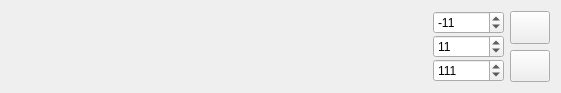
This is src/managers/timeline/timeline.ui in pasbi/ommpfritt as Qt 5 draws it before an edit. The edited form follows.
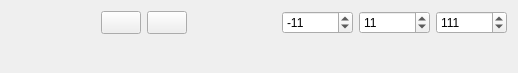
This is the edited form. Custom widgets are drawn as their Qt base class.

Commit message: improve timeline layout; relax timeline constraints

Patch:
```diff
--- a/src/managers/timeline/timeline.ui
+++ b/src/managers/timeline/timeline.ui
@@ -6,29 +6,78 @@
    <rect>
     <x>0</x>
     <y>0</y>
-    <width>561</width>
-    <height>71</height>
+    <width>518</width>
+    <height>73</height>
    </rect>
   </property>
   <property name="windowTitle">
    <string>Form</string>
   </property>
-  <layout class="QHBoxLayout" name="horizontalLayout" stretch="1,0,0">
+  <layout class="QVBoxLayout" name="verticalLayout" stretch="0,1">
    <item>
-    <widget class="omm::Slider" name="slider" native="true"/>
-   </item>
-   <item>
-    <layout class="QVBoxLayout" name="verticalLayout">
-     <property name="spacing">
-      <number>1</number>
-     </property>
+    <layout class="QHBoxLayout" name="horizontalLayout">
+     <item>
+      <spacer name="horizontalSpacer">
+       <property name="orientation">
+        <enum>Qt::Horizontal</enum>
+       </property>
+       <property name="sizeHint" stdset="0">
+        <size>
+         <width>40</width>
+         <height>20</height>
+        </size>
+       </property>
+      </spacer>
+     </item>
+     <item>
+      <widget class="QPushButton" name="pb_play">
+       <property name="sizePolicy">
+        <sizepolicy hsizetype="Preferred" vsizetype="Preferred">
+         <horstretch>0</horstretch>
+         <verstretch>0</verstretch>
+        </sizepolicy>
+       </property>
+       <property name="text">
+        <string/>
+       </property>
+       <property name="checkable">
+        <bool>true</bool>
+       </property>
+      </widget>
+     </item>
+     <item>
+      <widget class="QPushButton" name="pb_reset">
+       <property name="sizePolicy">
+        <sizepolicy hsizetype="Preferred" vsizetype="Preferred">
+         <horstretch>0</horstretch>
+         <verstretch>0</verstretch>
+        </sizepolicy>
+       </property>
+       <property name="text">
+        <string/>
+       </property>
+      </widget>
+     </item>
+     <item>
+      <spacer name="horizontalSpacer_2">
+       <property name="orientation">
+        <enum>Qt::Horizontal</enum>
+       </property>
+       <property name="sizeHint" stdset="0">
+        <size>
+         <width>40</width>
+         <height>20</height>
+        </size>
+       </property>
+      </spacer>
+     </item>
      <item>
       <widget class="QSpinBox" name="sp_min">
        <property name="minimum">
         <number>-99999999</number>
        </property>
        <property name="maximum">
-        <number>1</number>
+        <number>99999999</number>
        </property>
        <property name="value">
         <number>-11</number>
@@ -50,6 +99,9 @@
      </item>
      <item>
       <widget class="QSpinBox" name="sp_max">
+       <property name="minimum">
+        <number>-99999999</number>
+       </property>
        <property name="maximum">
         <number>99999999</number>
        </property>
@@ -61,37 +113,7 @@
     </layout>
    </item>
    <item>
-    <layout class="QVBoxLayout" name="verticalLayout_2">
-     <item>
-      <widget class="QPushButton" name="pb_play">
-       <property name="sizePolicy">
-        <sizepolicy hsizetype="MinimumExpanding" vsizetype="Preferred">
-         <horstretch>0</horstretch>
-         <verstretch>0</verstretch>
-        </sizepolicy>
-       </property>
-       <property name="text">
-        <string/>
-       </property>
-       <property name="checkable">
-        <bool>true</bool>
-       </property>
-      </widget>
-     </item>
-     <item>
-      <widget class="QPushButton" name="pb_reset">
-       <property name="sizePolicy">
-        <sizepolicy hsizetype="MinimumExpanding" vsizetype="Preferred">
-         <horstretch>0</horstretch>
-         <verstretch>0</verstretch>
-        </sizepolicy>
-       </property>
-       <property name="text">
-        <string/>
-       </property>
-      </widget>
-     </item>
-    </layout>
+    <widget class="omm::Slider" name="slider" native="true"/>
    </item>
   </layout>
  </widget>
```
The commit also changes 3 other files.
